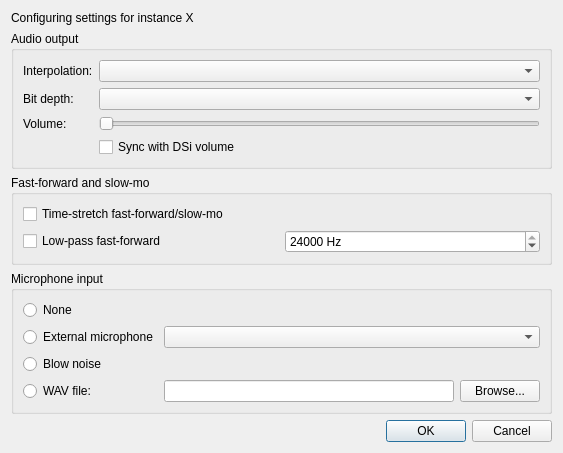
Qt form src/frontend/qt_sdl/AudioSettingsDialog.ui (Davey-Hughes/melonDS) before a commit.
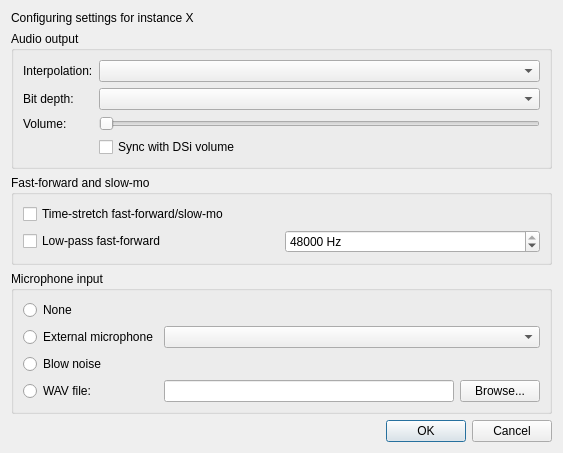
The same form after that commit. Custom widgets are drawn as their Qt base class.

Commit message:
audio: raise the low-pass reference ceiling to 48 kHz
the reference is divided by the emulation speed, so the top of the range
bounds how gentle the filter can be: at 24 kHz the mildest setting was a
12 kHz cutoff at 2x on a 48 kHz device. run the range to 48 kHz so the
reference can sit above Nyquist, as RetroArch does. wide-open still clamps
the applied cutoff, so nothing above the device's Nyquist is ever designed.
zero reads as off too, rather than clamping to the strongest filter.

a config saved with the old sentinel, 24000, now reads as a 24 kHz
reference rather than off.

The edit to the form file:
```diff
--- a/src/frontend/qt_sdl/AudioSettingsDialog.ui
+++ b/src/frontend/qt_sdl/AudioSettingsDialog.ui
@@ -138,13 +138,13 @@
          <number>1000</number>
         </property>
         <property name="maximum">
-         <number>24000</number>
+         <number>48000</number>
         </property>
         <property name="singleStep">
          <number>500</number>
         </property>
         <property name="value">
-         <number>24000</number>
+         <number>48000</number>
         </property>
        </widget>
       </item>
```
Left out of the diff: 2 changed lines with no effect on the pictures. The commit also changes 2 other files.
